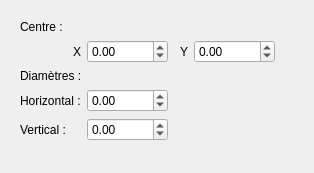
Qt form sources/editor/ui/ellipseeditor.ui (qelectrotech/qelectrotech-source-mirror) before a commit.
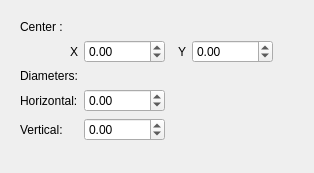
The same form after that commit.

The edit to the form file:
```diff
--- a/sources/editor/ui/ellipseeditor.ui
+++ b/sources/editor/ui/ellipseeditor.ui
@@ -20,7 +20,7 @@
       <item row="0" column="0" colspan="5">
        <widget class="QLabel" name="label">
         <property name="text">
-         <string>Centre :</string>
+         <string>Center :</string>
         </property>
        </widget>
       </item>
@@ -67,7 +67,7 @@
       <item row="5" column="0">
        <widget class="QLabel" name="label_6">
         <property name="text">
-         <string>Vertical :</string>
+         <string>Vertical:</string>
         </property>
         <property name="alignment">
          <set>Qt::AlignLeading|Qt::AlignLeft|Qt::AlignVCenter</set>
@@ -87,7 +87,7 @@
       <item row="4" column="0">
        <widget class="QLabel" name="label_5">
         <property name="text">
-         <string>Horizontal :</string>
+         <string>Horizontal:</string>
         </property>
         <property name="alignment">
          <set>Qt::AlignLeading|Qt::AlignLeft|Qt::AlignVCenter</set>
@@ -107,7 +107,7 @@
       <item row="3" column="0" colspan="4">
        <widget class="QLabel" name="label_4">
         <property name="text">
-         <string>Diamètres :</string>
+         <string>Diameters:</string>
         </property>
        </widget>
       </item>
```
